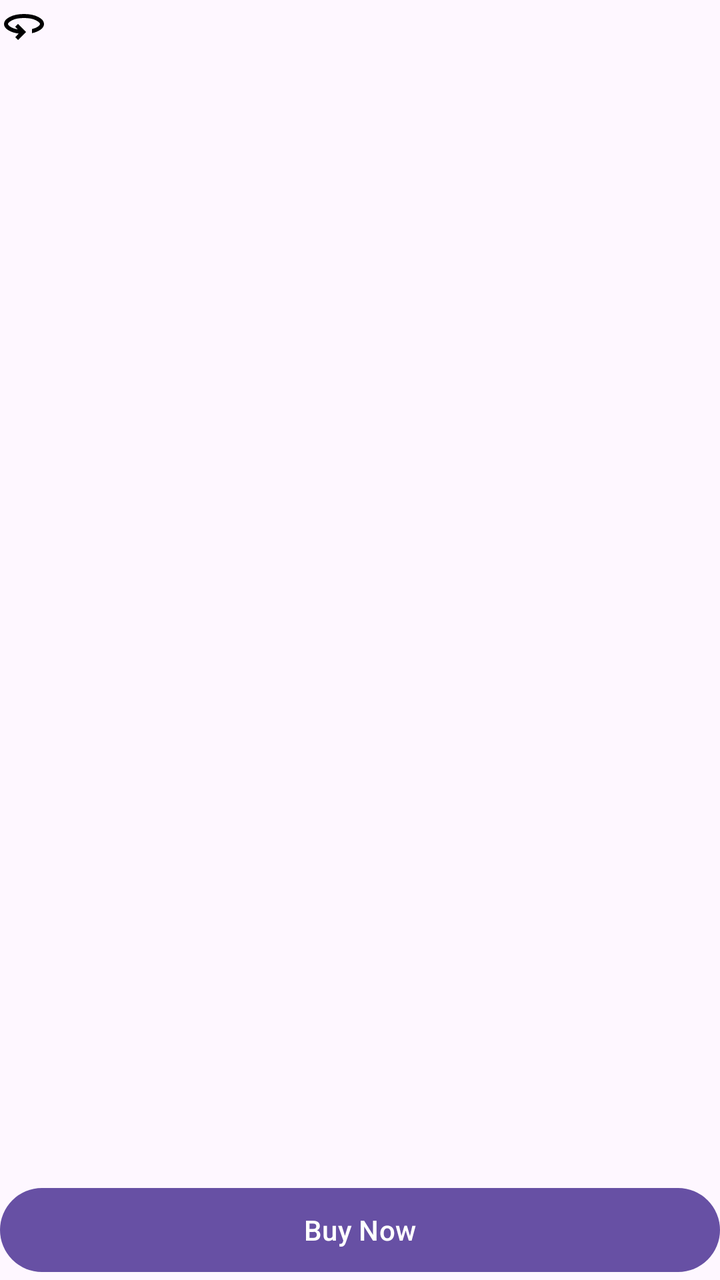
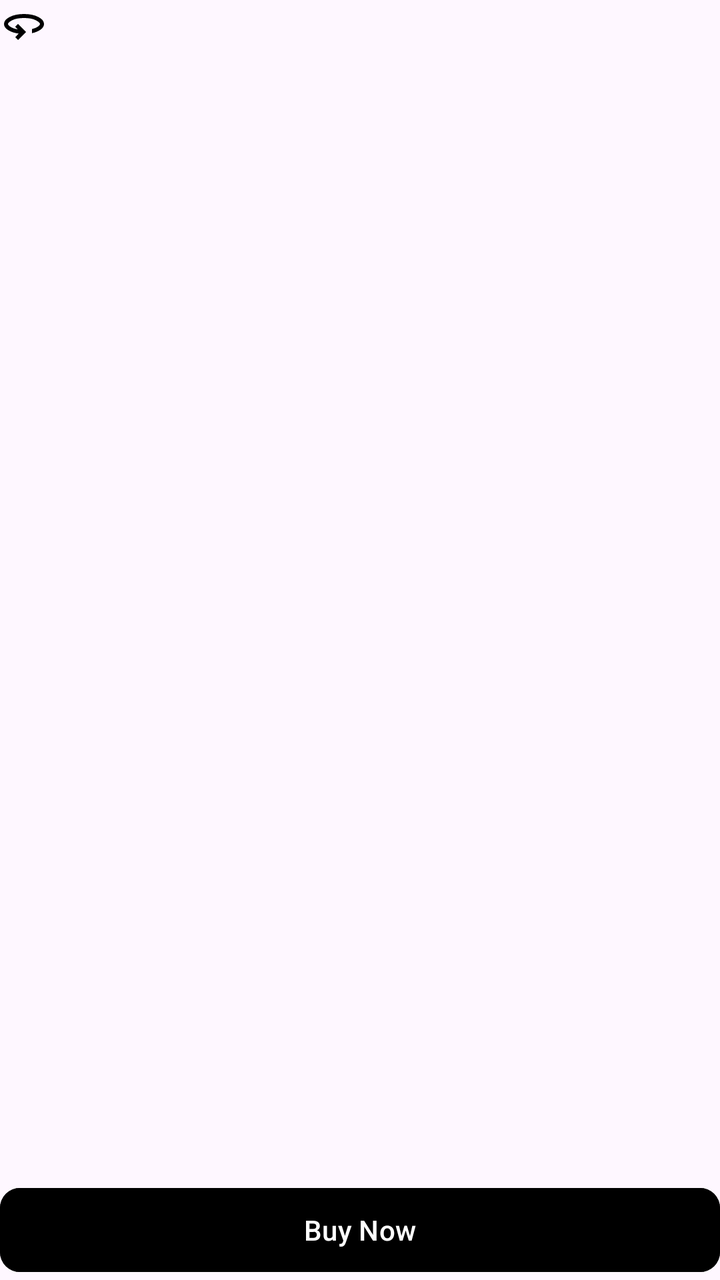

The first picture is an Android layout as it rendered before a commit; the second is the same layout after the commit. The layout source and the unified diff follow.
<!-- AndroidManifest.xml: application theme Theme.FastMart -->
<!-- res/layout/activity_detailed_view.xml -->
<?xml version="1.0" encoding="utf-8"?>
<RelativeLayout xmlns:android="http://schemas.android.com/apk/res/android"
    xmlns:tools="http://schemas.android.com/tools"
    android:id="@+id/main"
    android:layout_width="match_parent"
    android:layout_height="match_parent"
    android:orientation="vertical"
    android:layout_margin="20dp"
    tools:context=".DetailedView">
    <ScrollView
        android:id="@+id/details"
        android:layout_width="match_parent"
        android:layout_height="match_parent"
        android:layout_above="@id/buy_button"
        android:layout_alignParentTop="true"
        >
        <LinearLayout
            android:layout_width="match_parent"
            android:layout_height="wrap_content"
            android:orientation="vertical"
            >
            <RelativeLayout
                android:layout_width="match_parent"
                android:layout_height="match_parent"
                >
                <ImageView
                    android:layout_width="wrap_content"
                    android:layout_height="wrap_content"
                    android:src="@drawable/back_arrow"
                    android:id="@+id/back_arrow"
                    />
            <ImageView
                android:id="@+id/detailed_item_image"
                android:layout_width="200dp"
                android:layout_height="200dp"
                android:contentDescription="@string/dod_img_description"
                android:layout_marginBottom="40dp"
                android:layout_gravity="center"
                android:layout_alignParentEnd="true"
                android:layout_alignParentStart="true"
                />
            </RelativeLayout>

            <TextView
                android:id="@+id/detailed_item_price"
                android:layout_width="match_parent"
                android:layout_height="wrap_content"
                android:textAlignment="viewStart"
                android:fontFamily="sans-serif-black"
                android:textSize="30sp"
                android:textStyle="bold"
                android:layout_marginBottom="5dp"
                />
            <TextView
                android:id="@+id/detailed_item_name"
                android:layout_width="match_parent"
                android:layout_height="wrap_content"
                android:textAlignment="viewStart"
                android:fontFamily="sans-serif"
                android:textStyle="bold"
                android:textSize="25sp"
                android:layout_marginBottom="5dp"
                />
            <LinearLayout
                android:layout_width="match_parent"
                android:layout_height="wrap_content"
                android:orientation="horizontal"
                android:layout_marginBottom="5dp"
                >
                <TextView
                    android:id="@+id/detailed_item_model"
                    android:layout_width="wrap_content"
                    android:layout_height="match_parent"
                    android:fontFamily="sans-serif-light"
                    android:textStyle="normal"
                    android:textSize="15sp"
                    android:textAlignment="viewStart"
                    />
                <TextView
                    android:id="@+id/detailed_item_color"
                    android:layout_width="wrap_content"
                    android:layout_height="match_parent"
                    android:fontFamily="sans-serif-light"
                    android:textStyle="normal"
                    android:textSize="15sp"
                    android:textAlignment="viewStart"
                    android:layout_marginStart="5dp"
                    />
            </LinearLayout>
            <TextView
                android:id="@+id/detailed_item_description"
                android:layout_width="match_parent"
                android:layout_height="wrap_content"
                android:textStyle="normal"
                android:textSize="11sp"
                android:textAlignment="viewStart"
                android:fontFamily="sans-serif-light"
                />
        </LinearLayout>
    </ScrollView>
    <Button
        android:id="@+id/buy_button"
        android:layout_width="match_parent"
        android:layout_height="50dp"
        android:text="@string/buy_button"
        android:layout_alignParentBottom="true"
        />
    <androidx.fragment.app.FragmentContainerView
        android:id="@+id/confirmation_popup"
        android:layout_width="match_parent"
        android:layout_height="match_parent"
        />
</RelativeLayout>
<!-- resources referenced by this layout -->
<resources>
  <!-- drawable back_arrow (drawable) -->
  <vector xmlns:android="http://schemas.android.com/apk/res/android" android:autoMirrored="true" android:height="24dp" android:tint="#000000" android:viewportHeight="960" android:viewportWidth="960" android:width="24dp">
        
      <path android:fillColor="@android:color/white" android:pathData="M360,800L304,744L374,672Q246,655 163,602Q80,549 80,480Q80,397 195.5,338.5Q311,280 480,280Q649,280 764.5,338.5Q880,397 880,480Q880,542 813.5,591Q747,640 640,664L640,582Q717,562 758.5,532.5Q800,503 800,480Q800,448 714.5,404Q629,360 480,360Q331,360 245.5,404Q160,448 160,480Q160,504 211,537.5Q262,571 356,588L304,536L360,480L520,640L360,800Z"/>
      
  </vector>
  <string name="buy_button">Buy Now</string>
  <string name="dod_img_description">Item Image</string>
  <style name="Theme.FastMart" parent="Base.Theme.FastMart" />
  <style name="Base.Theme.FastMart" parent="Theme.Material3.DayNight.NoActionBar">
          
          
          <item name="android:textColor">@color/black</item>
          <item name="loading_bar_color">@color/black</item>
          <item name="deal_of_day_background_color">@color/skinish</item>
          <item name="item_image_color">@color/skinish</item>
      </style>
  <color name="black">#FF000000</color>
  <color name="skinish">#F4ABB9</color>
</resources>

<!-- the commit's change to res/layout/activity_detailed_view.xml (unified diff, before → after) -->
@@ -1,6 +1,7 @@
 <?xml version="1.0" encoding="utf-8"?>
 <RelativeLayout xmlns:android="http://schemas.android.com/apk/res/android"
     xmlns:tools="http://schemas.android.com/tools"
+    xmlns:app="http://schemas.android.com/apk/res-auto"
     android:id="@+id/main"
     android:layout_width="match_parent"
     android:layout_height="match_parent"
@@ -98,10 +99,12 @@
                 />
         </LinearLayout>
     </ScrollView>
-    <Button
+    <com.google.android.material.button.MaterialButton
         android:id="@+id/buy_button"
         android:layout_width="match_parent"
         android:layout_height="50dp"
+        app:cornerRadius="10dp"
+        android:backgroundTint="?button_bg_color"
         android:text="@string/buy_button"
         android:layout_alignParentBottom="true"
         />
<!-- resource entries referenced after the edit -->
@@ -16,6 +16,7 @@
           <item name="loading_bar_color">@color/black</item>
           <item name="deal_of_day_background_color">@color/skinish</item>
           <item name="item_image_color">@color/skinish</item>
+          <item name="button_bg_color">@color/black</item>
       </style>
   <color name="black">#FF000000</color>
   <color name="skinish">#F4ABB9</color>
